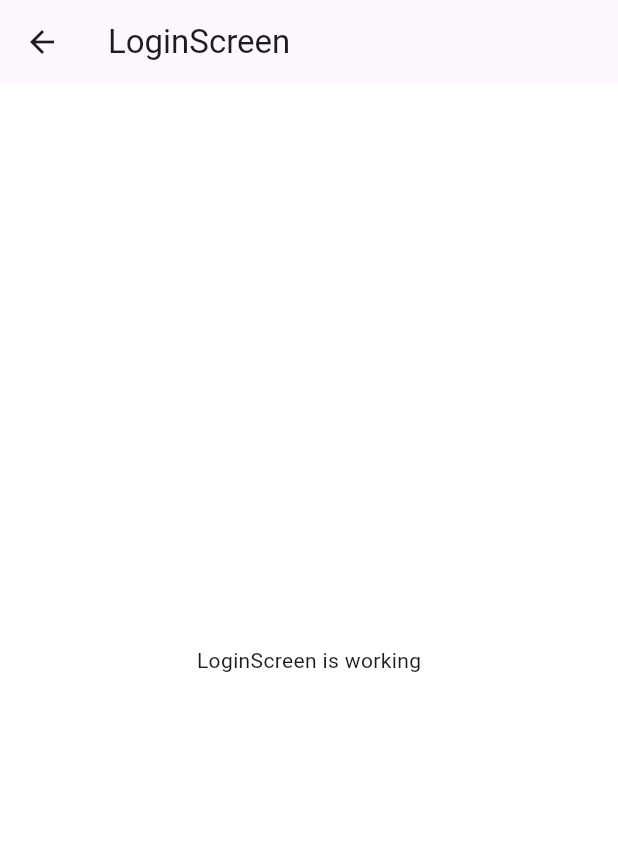
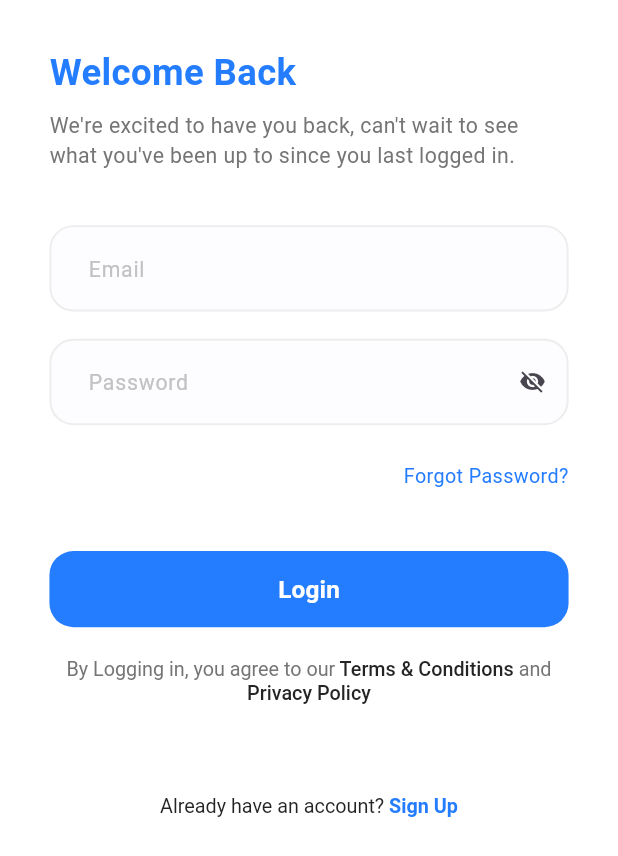
Before and after one commit to Ahmed-miska/Doc-App, a Flutter app: the screen it shows after launch, after a tap on "Get Started", on a phone screen of 412 x 824 dp. Shown: the top 856 px of the screen. Run offline on Flutter 3.47's test engine with Material 3 defaults, Android fonts, the phone set to English and light mode, and no system bars; our stand-ins replace flutter_screenutil, flutter_svg.

Commit message:
- added spacing file for sizedbox. - added some colors & TextStyles. - added FontWeightHelper. - added general TextButton & general TextFormField. - Finished LoginScreen design.
Signed-off-by: Ahmed-miska <miskaa004@gmail.com>

```diff
--- /dev/null
+++ b/lib/core/helpers/spacing.dart
@@ -0,0 +1,5 @@
+import 'package:flutter/material.dart';
+import 'package:flutter_screenutil/flutter_screenutil.dart';
+
+SizedBox horizontalSpace(double width) => SizedBox(width: width.w);
+SizedBox verticalSpace(double height) => SizedBox(height: height.h);
--- a/lib/core/theming/colors.dart
+++ b/lib/core/theming/colors.dart
@@ -2,5 +2,9 @@ import 'package:flutter/material.dart';
 
 class ColorsManager {
   static const Color mainBlue = Color(0xFF247CFF);
+  static const Color darkBlue = Color(0xFF242424);
   static const Color gray = Color(0xFF757575);
+  static const Color lightGray = Color(0xFFC2C2C2);
+  static const Color lighterGray = Color(0xFFEDEDED);
+  static const Color moreLightGray = Color(0xFFFDFDFF);
 }
--- /dev/null
+++ b/lib/core/theming/font_weight_helper.dart
@@ -0,0 +1,12 @@
+import 'package:flutter/material.dart';
+
+class FontWeightHelper {
+  static const FontWeight thin=FontWeight.w100;
+  static const FontWeight extraLight=FontWeight.w200;
+  static const FontWeight light=FontWeight.w300;
+  static const FontWeight regular=FontWeight.w400;
+  static const FontWeight medium=FontWeight.w500;
+  static const FontWeight semiBold=FontWeight.w600;
+  static const FontWeight bold=FontWeight.w700;
+  static const FontWeight extraBold=FontWeight.w800;
+}
--- a/lib/core/theming/styles.dart
+++ b/lib/core/theming/styles.dart
@@ -1,29 +1,87 @@
 import 'package:flutter/material.dart';
 import 'package:flutter_complete_project/core/theming/colors.dart';
+import 'package:flutter_complete_project/core/theming/font_weight_helper.dart';
 import 'package:flutter_screenutil/flutter_screenutil.dart';
 
 class TextStyles {
-  static TextStyle font24Black700Weight = TextStyle(
+  static TextStyle font24BlackBold = TextStyle(
     fontSize: 24.sp,
-    fontWeight: FontWeight.w700,
+    fontWeight: FontWeightHelper.bold,
     color: Colors.black,
   );
 
   static TextStyle font32BlueBold = TextStyle(
     fontSize: 32.sp,
-    fontWeight: FontWeight.bold,
+    fontWeight: FontWeightHelper.bold,
+    color: ColorsManager.mainBlue,
+  );
+
+  static TextStyle font24BlueBold = TextStyle(
+    fontSize: 24.sp,
+    fontWeight: FontWeightHelper.bold,
     color: ColorsManager.mainBlue,
   );
 
   static TextStyle font13GrayRegular = TextStyle(
     fontSize: 13.sp,
-    fontWeight: FontWeight.normal,
+    fontWeight: FontWeightHelper.regular,
     color: ColorsManager.gray,
   );
 
-  static TextStyle font16WhiteSemiBold = TextStyle(
+    static TextStyle font13DarkBlueRegular = TextStyle(
+    fontSize: 13.sp,
+    fontWeight: FontWeightHelper.regular,
+    color: ColorsManager.darkBlue,
+  );
+
+      static TextStyle font13DarkBlueMedium = TextStyle(
+    fontSize: 13.sp,
+    fontWeight: FontWeightHelper.medium,
+    color: ColorsManager.darkBlue,
+  );
+
+
+
+
+    static TextStyle font13BlueSemiBold = TextStyle(
+    fontSize: 13.sp,
+    fontWeight: FontWeightHelper.semiBold,
+    color: ColorsManager.mainBlue,
+  );
+
+  static TextStyle font14GrayRegular = TextStyle(
+    fontSize: 14.sp,
+    fontWeight: FontWeightHelper.regular,
+    color: ColorsManager.gray,
+  );
+
+  static TextStyle font14LightGrayRegular = TextStyle(
+    fontSize: 14.sp,
+    fontWeight: FontWeightHelper.regular,
+    color: ColorsManager.lightGray,
+  );
+
+  static TextStyle font14DarkBlueMedium = TextStyle(
+    fontSize: 14.sp,
+    fontWeight: FontWeightHelper.medium,
+    color: ColorsManager.darkBlue,
+  );
+
+  static TextStyle font13BlueRegular = TextStyle(
+    fontSize: 13.sp,
+    fontWeight: FontWeightHelper.regular,
+    color: ColorsManager.mainBlue,
+  );
+
+  static TextStyle font16WhiteBold = TextStyle(
     fontSize: 16.sp,
-    fontWeight: FontWeight.w500,
+    fontWeight: FontWeightHelper.bold,
+    color: Colors.white,
+  );
+
+    static TextStyle font16WhiteSemiBold = TextStyle(
+    fontSize: 16.sp,
+    fontWeight: FontWeightHelper.semiBold,
     color: Colors.white,
   );
 }
--- /dev/null
+++ b/lib/core/widgets/app_text_button.dart
@@ -0,0 +1,57 @@
+import 'package:flutter/material.dart';
+import 'package:flutter_complete_project/core/theming/colors.dart';
+import 'package:flutter_screenutil/flutter_screenutil.dart';
+
+class AppTextButton extends StatelessWidget {
+  final double? borderRadius;
+  final Color? backgroundColor;
+  final double? horizontalPadding;
+  final double? verticalPadding;
+  final double? buttonWidth;
+  final double? buttonHeight;
+  final String buttonText;
+  final TextStyle textStyle;
+  final VoidCallback onPressed;
+  const AppTextButton({
+    super.key,
+    this.borderRadius,
+    this.backgroundColor,
+    this.horizontalPadding,
+    this.verticalPadding,
+    this.buttonWidth,
+    this.buttonHeight,
+    required this.buttonText,
+    required this.textStyle,
+    required this.onPressed,
+  });
+
+  @override
+  Widget build(BuildContext context) {
+    return TextButton(
+      style: ButtonStyle(
+        shape: WidgetStateProperty.all<RoundedRectangleBorder>(
+          RoundedRectangleBorder(
+            borderRadius: BorderRadius.circular(borderRadius ?? 16),
+          ),
+        ),
+        backgroundColor: WidgetStateProperty.all<Color>(
+          backgroundColor ?? ColorsManager.mainBlue,
+        ),
+        padding: WidgetStateProperty.all<EdgeInsets>(
+          EdgeInsets.symmetric(
+            horizontal: horizontalPadding?.w ?? 12.w,
+            vertical: verticalPadding?.h ?? 14.h,
+          ),
+        ),
+        fixedSize: WidgetStateProperty.all(
+          Size(buttonWidth?.w ?? double.maxFinite, buttonHeight?.h ?? 50.h),
+        ),
+      ),
+      onPressed: onPressed,
+      child: Text(
+        buttonText,
+        style: textStyle,
+      ),
+    );
+  }
+}
--- /dev/null
+++ b/lib/core/widgets/app_text_form_field.dart
@@ -0,0 +1,55 @@
+import 'package:flutter/material.dart';
+import 'package:flutter_complete_project/core/theming/colors.dart';
+import 'package:flutter_complete_project/core/theming/styles.dart';
+import 'package:flutter_screenutil/flutter_screenutil.dart';
+
+class AppTextFormField extends StatelessWidget {
+  final EdgeInsetsGeometry? contantPadding;
+  final InputBorder? focusedBorder;
+  final InputBorder? enabledBorder;
+  final TextStyle? inputTextStyle;
+  final TextStyle? hintStyle;
+  final String hintText;
+  final bool? isObsecureText;
+  final Widget? suffixIcon;
+  final Color? backgroundColor;
+  const AppTextFormField({
+    super.key,
+    this.contantPadding,
+    this.focusedBorder,
+    this.enabledBorder,
+    this.inputTextStyle,
+    this.hintStyle,
+    required this.hintText,
+    this.isObsecureText,
+    this.suffixIcon,
+    this.backgroundColor,
+  });
+
+  @override
+  Widget build(BuildContext context) {
+    return TextFormField(
+      decoration: InputDecoration(
+        isDense: true,
+        contentPadding: contantPadding ?? EdgeInsets.symmetric(horizontal: 20.w, vertical: 18.h),
+        focusedBorder: focusedBorder ??
+            OutlineInputBorder(
+              borderSide: const BorderSide(color: ColorsManager.mainBlue, width: 1.3),
+              borderRadius: BorderRadius.circular(16),
+            ),
+        enabledBorder: enabledBorder ??
+            OutlineInputBorder(
+              borderSide: const BorderSide(color: ColorsManager.lighterGray, width: 1.3),
+              borderRadius: BorderRadius.circular(16),
+            ),
+        hintStyle: hintStyle ?? TextStyles.font14LightGrayRegular,
+        hintText: hintText,
+        suffixIcon: suffixIcon,
+        fillColor: backgroundColor ?? ColorsManager.moreLightGray,
+        filled: true,
+      ),
+      obscureText: isObsecureText ?? false,
+      style: TextStyles.font14DarkBlueMedium,
+    );
+  }
+}
--- a/lib/features/login/ui/login_screen.dart
+++ b/lib/features/login/ui/login_screen.dart
@@ -1,16 +1,88 @@
 import 'package:flutter/material.dart';
+import 'package:flutter_complete_project/core/helpers/spacing.dart';
+import 'package:flutter_complete_project/core/theming/styles.dart';
+import 'package:flutter_complete_project/core/widgets/app_text_button.dart';
+import 'package:flutter_complete_project/core/widgets/app_text_form_field.dart';
+import 'package:flutter_complete_project/features/login/ui/widgets/already_have_account_text.dart';
+import 'package:flutter_complete_project/features/login/ui/widgets/terms_and_condations_text.dart';
+import 'package:flutter_screenutil/flutter_screenutil.dart';
 
-class LoginScreen extends StatelessWidget {
+class LoginScreen extends StatefulWidget {
   const LoginScreen({super.key});
 
   @override
+  State<LoginScreen> createState() => _LoginScreenState();
+}
+
+class _LoginScreenState extends State<LoginScreen> {
+  final formKey = GlobalKey<FormState>();
+  bool isObscureText = true;
+  @override
   Widget build(BuildContext context) {
     return Scaffold(
-        appBar: AppBar(
-          title: const Text('LoginScreen'),
+      body: SafeArea(
+        child: Padding(
+          padding: EdgeInsets.symmetric(horizontal: 30.w, vertical: 30.h),
+          child: SingleChildScrollView(
+            child: Column(
+              crossAxisAlignment: CrossAxisAlignment.start,
+              children: [
+                Text(
+                  'Welcome Back',
+                  style: TextStyles.font24BlueBold,
+                ),
+                verticalSpace(8),
+                Text(
+                  'We\'re excited to have you back, can\'t wait to see what you\'ve been up to since you last logged in.',
+                  style: TextStyles.font14GrayRegular,
+                ),
+                verticalSpace(36),
+                Form(
+                  key: formKey,
+                  child: Column(
+                    children: [
+                      const AppTextFormField(hintText: 'Email'),
+                      verticalSpace(18),
+                      AppTextFormField(
+                        hintText: 'Password',
+                        isObsecureText: isObscureText,
+                        suffixIcon: GestureDetector(
+                          onTap: () {
+                            setState(() {
+                              isObscureText = !isObscureText;
+                            });
+                          },
+                          child: Icon(
+                            isObscureText ? Icons.visibility_off : Icons.visibility,
+                          ),
+                        ),
+                      ),
+                      verticalSpace(24),
+                      Align(
+                        alignment: AlignmentDirectional.centerEnd,
+                        child: Text(
+                          'Forgot Password?',
+                          style: TextStyles.font13BlueRegular,
+                        ),
+                      ),
+                      verticalSpace(40),
+                      AppTextButton(
+                        buttonText: 'Login',
+                        textStyle: TextStyles.font16WhiteSemiBold,
+                        onPressed: () {},
+                      ),
+                      verticalSpace(16),
+                      const TermsAndCondationsText(),
+                      verticalSpace(60),
+                      const AlreadyHaveAccountText()
+                    ],
+                  ),
+                ),
+              ],
+            ),
+          ),
         ),
-        body: const Center(
-          child: Text('LoginScreen is working'),
-        ));
+      ),
+    );
   }
 }
--- /dev/null
+++ b/lib/features/login/ui/widgets/already_have_account_text.dart
@@ -0,0 +1,25 @@
+import 'package:flutter/material.dart';
+import 'package:flutter_complete_project/core/theming/styles.dart';
+
+class AlreadyHaveAccountText extends StatelessWidget {
+  const AlreadyHaveAccountText({super.key});
+
+  @override
+  Widget build(BuildContext context) {
+    return RichText(
+      textAlign: TextAlign.center,
+      text: TextSpan(
+        children: [
+          TextSpan(
+            text: 'Already have an account?',
+            style: TextStyles.font13DarkBlueRegular,
+          ),
+          TextSpan(
+            text: ' Sign Up',
+            style: TextStyles.font13BlueSemiBold,
+          )
+        ],
+      ),
+    );
+  }
+}
--- /dev/null
+++ b/lib/features/login/ui/widgets/terms_and_condations_text.dart
@@ -0,0 +1,31 @@
+import 'package:flutter/material.dart';
+import 'package:flutter_complete_project/core/theming/styles.dart';
+
+class TermsAndCondationsText extends StatelessWidget {
+  const TermsAndCondationsText({super.key});
+
+  @override
+  Widget build(BuildContext context) {
+    return RichText(
+      textAlign: TextAlign.center,
+      text: TextSpan(children: [
+        TextSpan(
+          text: 'By Logging in, you agree to our',
+          style: TextStyles.font13GrayRegular,
+        ),
+        TextSpan(
+          text: ' Terms & Conditions',
+          style: TextStyles.font13DarkBlueMedium,
+        ),
+        TextSpan(
+          text: ' and',
+          style: TextStyles.font13GrayRegular.copyWith(height: 1.5),
+        ),
+        TextSpan(
+          text: ' Privacy Policy',
+          style: TextStyles.font13DarkBlueMedium,
+        ),
+      ]),
+    );
+  }
+}
--- a/lib/features/onboarding/widgets/doc_logo_and_name.dart
+++ b/lib/features/onboarding/widgets/doc_logo_and_name.dart
@@ -16,7 +16,7 @@ class DocLogoAndName extends StatelessWidget {
         SizedBox(width: 10.w),
         Text(
           'DocDoc',
-          style: TextStyles.font24Black700Weight,
+          style: TextStyles.font24BlackBold,
         ),
       ],
     );
--- a/lib/features/onboarding/widgets/get_started_button.dart
+++ b/lib/features/onboarding/widgets/get_started_button.dart
@@ -28,7 +28,7 @@ class GetStartedButton extends StatelessWidget {
       ),
       child: Text(
         'Get Started',
-        style: TextStyles.font16WhiteSemiBold,
+        style: TextStyles.font16WhiteBold,
       ),
     );
   }
```
Also changed, not shown: 1 other file.
